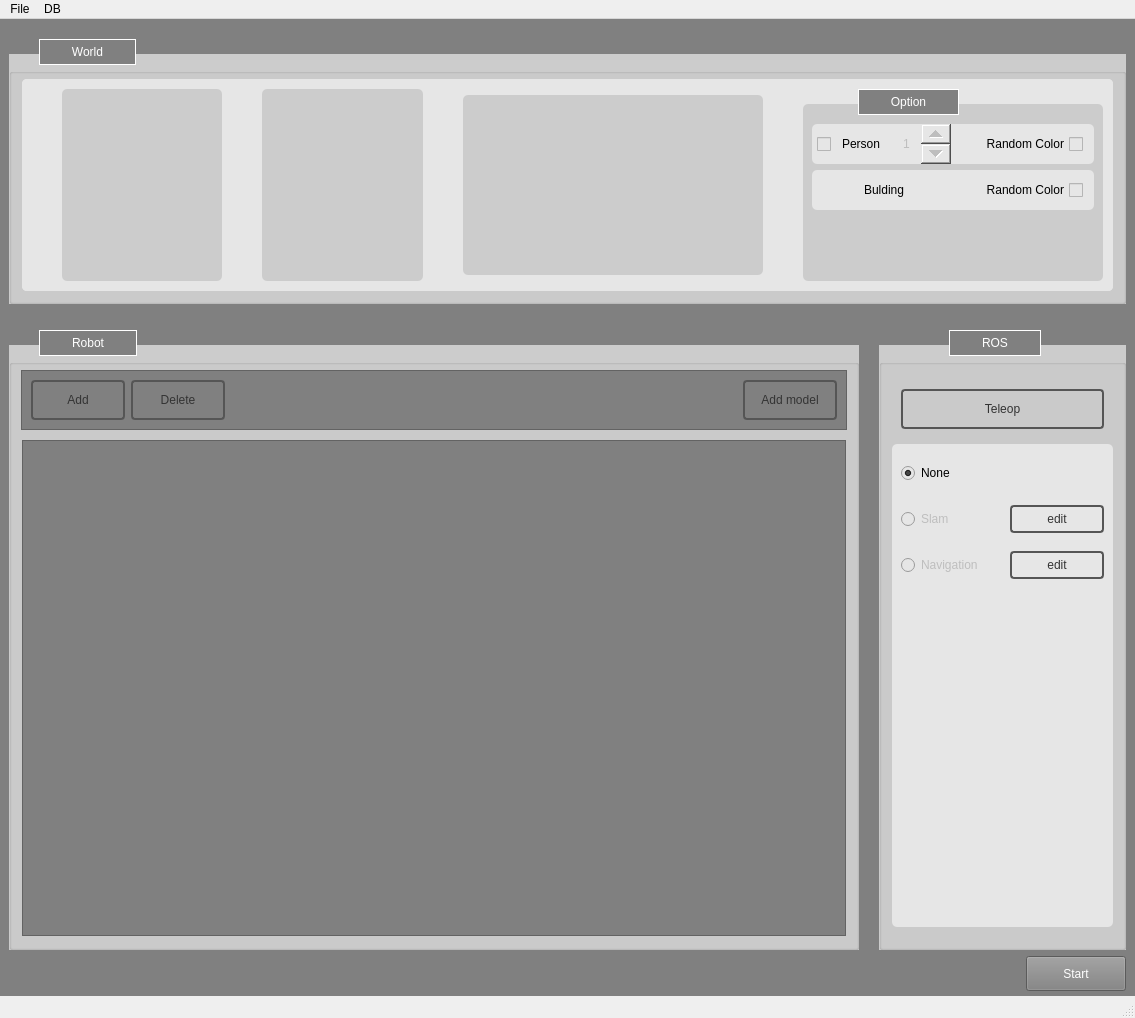
Before: the Qt Designer form code/Multi-Agent-Simulator/main.ui in mhpark-etri/Multi-Agent-Simulator, drawn with Qt 5.
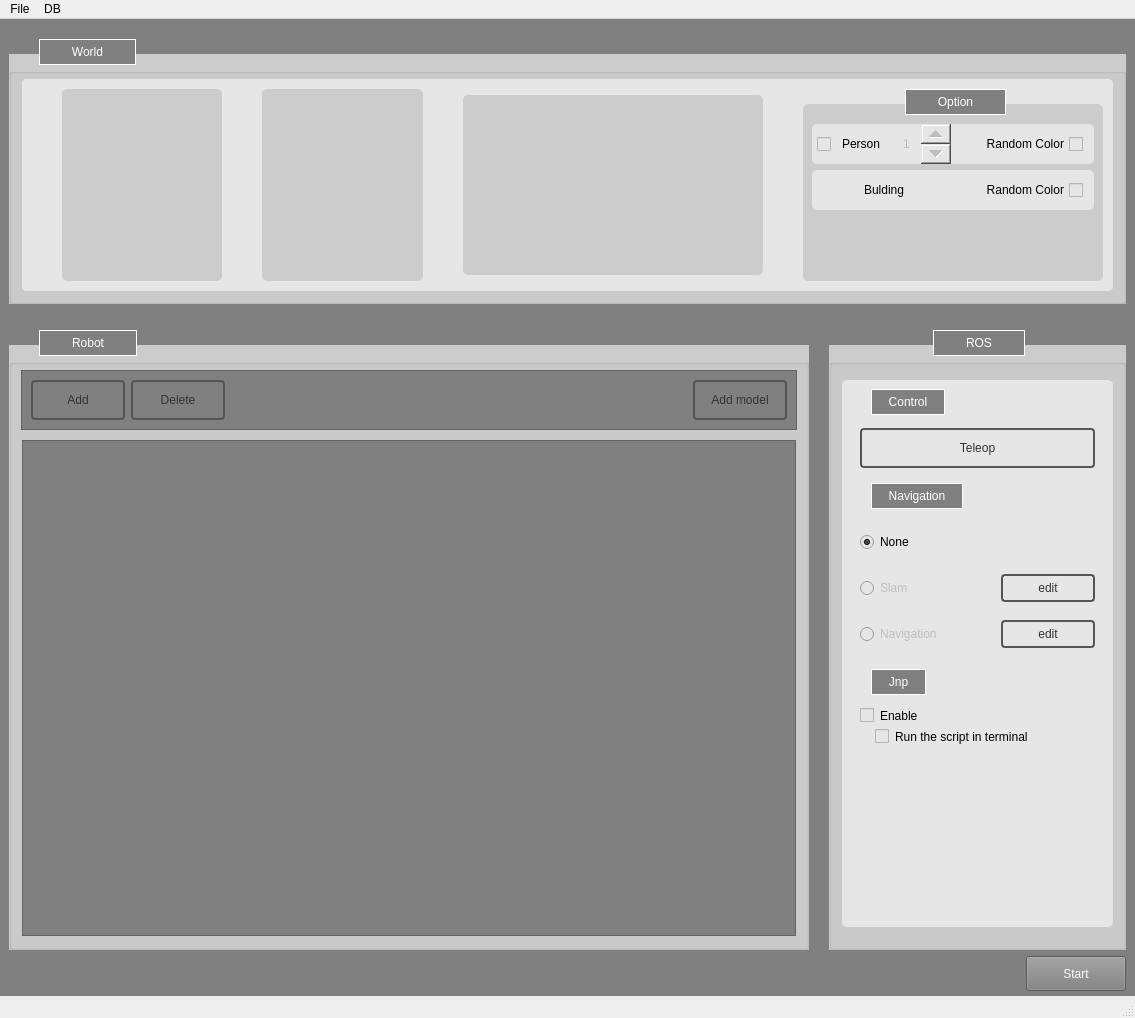
After: the same form once the commit is applied.

```diff
--- a/code/Multi-Agent-Simulator/main.ui
+++ b/code/Multi-Agent-Simulator/main.ui
@@ -53,7 +53,7 @@
      </spacer>
     </item>
     <item>
-     <widget class="QGroupBox" name="groupBox">
+     <widget class="QGroupBox" name="gbWorld">
       <property name="sizePolicy">
        <sizepolicy hsizetype="Preferred" vsizetype="Fixed">
         <horstretch>0</horstretch>
@@ -67,19 +67,20 @@
        </size>
       </property>
       <property name="styleSheet">
-       <string notr="true">QGroupBox{
+       <string notr="true">QGroupBox#gbWorld {
     border: 1px solid 	darkgray;
     background-color: #cccccc;
     margin-top: 15px;
     color: white;
 }
 
-QGroupBox::title {
+QGroupBox#gbWorld::title {
     border: 1px solid white;
+    subcontrol-position: top left;
+	left: 30px;
     background-color: gray;
     padding: 5px 30px 5px 30px;
     top: -15px;
-    left: 30px;
 }</string>
       </property>
       <property name="title">
@@ -257,15 +258,18 @@
 
 QGroupBox::title {
     border: 1px solid white;
+    subcontrol-position: top center;
     background-color: gray;
     padding: 5px 30px 5px 30px;
     top: -15px;
-    left: 55px;
 }</string>
                     </property>
                     <property name="title">
                      <string>Option</string>
                     </property>
+                    <property name="flat">
+                     <bool>false</bool>
+                    </property>
                     <layout class="QVBoxLayout" name="verticalLayout_5">
                      <property name="topMargin">
                       <number>20</number>
@@ -581,7 +585,7 @@
         <number>0</number>
        </property>
        <item>
-        <widget class="QGroupBox" name="groupBox_2">
+        <widget class="QGroupBox" name="gbRobot">
          <property name="enabled">
           <bool>true</bool>
          </property>
@@ -593,7 +597,7 @@
          </property>
          <property name="minimumSize">
           <size>
-           <width>850</width>
+           <width>800</width>
            <height>0</height>
           </size>
          </property>
@@ -601,14 +605,14 @@
           <enum>Qt::LeftToRight</enum>
          </property>
          <property name="styleSheet">
-          <string notr="true">QGroupBox{
+          <string notr="true">QGroupBox#gbRobot{
     border: 1px solid 	darkgray;
     background-color: #cccccc;
     margin-top: 15px;
     color: white;
 }
 
-QGroupBox::title {
+QGroupBox#gbRobot::title {
     border: 1px solid white;
     background-color: gray;
     padding: 5px 30px 5px 30px;
@@ -833,21 +837,21 @@
         </widget>
        </item>
        <item>
-        <widget class="QGroupBox" name="groupBox_4">
+        <widget class="QGroupBox" name="gbRobotROS">
          <property name="styleSheet">
-          <string notr="true">QGroupBox{
+          <string notr="true">QGroupBox#gbRobotROS{
     border: 1px solid 	darkgray;
     background-color: #cccccc;
     margin-top: 15px;
     color: white;
 }
 
-QGroupBox::title {
+QGroupBox#gbRobotROS::title {
     border: 1px solid white;
+    subcontrol-position: top center;
     background-color: gray;
     padding: 5px 30px 5px 30px;
     top: -15px;
-    left: 70px;
 }</string>
          </property>
          <property name="title">
@@ -893,7 +897,7 @@
               <rect>
                <x>0</x>
                <y>0</y>
-               <width>234</width>
+               <width>284</width>
                <height>560</height>
               </rect>
              </property>
@@ -904,59 +908,6 @@
               <property name="leftMargin">
                <number>0</number>
               </property>
-              <item>
-               <layout class="QVBoxLayout" name="verticalLayout_15">
-                <property name="leftMargin">
-                 <number>9</number>
-                </property>
-                <property name="topMargin">
-                 <number>9</number>
-                </property>
-                <property name="rightMargin">
-                 <number>9</number>
-                </property>
-                <property name="bottomMargin">
-                 <number>9</number>
-                </property>
-                <item>
-                 <widget class="QPushButton" name="btnROSTeleop">
-                  <property name="minimumSize">
-                   <size>
-                    <width>94</width>
-                    <height>40</height>
-                   </size>
-                  </property>
-                  <property name="styleSheet">
-                   <string notr="true">QPushButton {
-color: #333;
-border: 2px solid #555;
-border-radius: 4px;
-padding: 5px;
-background: qradialgradient(cx: 0.3, cy: -0.4,
-fx: 0.3, fy: -0.4,
-radius: 1.35, stop: 0 #fff, stop: 1 #888);
-min-width: 80px;
-}
-
-QPushButton:hover {
-background: qradialgradient(cx: 0.3, cy: -0.4,
-fx: 0.3, fy: -0.4,
-radius: 1.35, stop: 0 #fff, stop: 1 #bbb);
-}
-
-QPushButton:pressed {
-background: qradialgradient(cx: 0.4, cy: -0.1,
-fx: 0.4, fy: -0.1,
-radius: 1.35, stop: 0 #fff, stop: 1 #ddd);
-}</string>
-                  </property>
-                  <property name="text">
-                   <string>Teleop</string>
-                  </property>
-                 </widget>
-                </item>
-               </layout>
-              </item>
               <item>
                <widget class="QFrame" name="frame_20">
                 <property name="styleSheet">
@@ -971,6 +922,98 @@
                 </property>
                 <layout class="QVBoxLayout" name="verticalLayout_30">
                  <item>
+                  <widget class="QGroupBox" name="gbRobotROSControl">
+                   <property name="styleSheet">
+                    <string notr="true">QGroupBox#gbRobotROSControl{
+    border: 1px solid 	darkgray;
+    margin-top: 15px;
+	padding-top: 15px;
+    color: white;
+}
+
+QGroupBox#gbRobotROSControl::title {
+    subcontrol-position: top left;
+    border: 1px solid white;
+    background-color: gray;
+    padding: 5px 15px 5px 15px;
+    top: -15px;
+	left: 20px;
+}</string>
+                   </property>
+                   <property name="title">
+                    <string>Control</string>
+                   </property>
+                   <layout class="QVBoxLayout" name="verticalLayout_6">
+                    <item>
+                     <layout class="QVBoxLayout" name="verticalLayout_8">
+                      <item>
+                       <widget class="QPushButton" name="btnROSTeleop">
+                        <property name="minimumSize">
+                         <size>
+                          <width>94</width>
+                          <height>40</height>
+                         </size>
+                        </property>
+                        <property name="styleSheet">
+                         <string notr="true">QPushButton {
+color: #333;
+border: 2px solid #555;
+border-radius: 4px;
+padding: 5px;
+background: qradialgradient(cx: 0.3, cy: -0.4,
+fx: 0.3, fy: -0.4,
+radius: 1.35, stop: 0 #fff, stop: 1 #888);
+min-width: 80px;
+}
+
+QPushButton:hover {
+background: qradialgradient(cx: 0.3, cy: -0.4,
+fx: 0.3, fy: -0.4,
+radius: 1.35, stop: 0 #fff, stop: 1 #bbb);
+}
+
+QPushButton:pressed {
+background: qradialgradient(cx: 0.4, cy: -0.1,
+fx: 0.4, fy: -0.1,
+radius: 1.35, stop: 0 #fff, stop: 1 #ddd);
+}</string>
+                        </property>
+                        <property name="text">
+                         <string>Teleop</string>
+                        </property>
+                       </widget>
+                      </item>
+                     </layout>
+                    </item>
+                   </layout>
+                  </widget>
+                 </item>
+                 <item>
+                  <widget class="QGroupBox" name="gbRobotROSNavigation">
+                   <property name="styleSheet">
+                    <string notr="true">QGroupBox#gbRobotROSNavigation{
+    border: 1px solid 	darkgray;
+    margin-top: 15px;
+	padding-top: 15px;
+    color: white;
+}
+
+QGroupBox#gbRobotROSNavigation::title {
+    subcontrol-position: top left;
+    border: 1px solid white;
+    background-color: gray;
+    padding: 5px 15px 5px 15px;
+    top: -15px;
+	left: 20px;
+}</string>
+                   </property>
+                   <property name="title">
+                    <string>Navigation</string>
+                   </property>
+                   <layout class="QVBoxLayout" name="verticalLayout_10">
+                    <item>
+                     <layout class="QVBoxLayout" name="verticalLayout_9">
+                      <item>
                   <layout class="QHBoxLayout" name="horizontalLayout_9">
                    <item>
                     <widget class="QRadioButton" name="rbROSNone">
@@ -1121,6 +1164,101 @@
                     </widget>
                    </item>
                   </layout>
+                      </item>
+                     </layout>
+                    </item>
+                   </layout>
+                  </widget>
+                 </item>
+                 <item>
+                  <widget class="QGroupBox" name="gbRobotROSJnp">
+                   <property name="styleSheet">
+                    <string notr="true">QGroupBox#gbRobotROSJnp{
+    border: 1px solid 	darkgray;
+    margin-top: 15px;
+	padding-top: 15px;
+    color: white;
+}
+
+QGroupBox#gbRobotROSJnp::title {
+    subcontrol-position: top left;
+    border: 1px solid white;
+    background-color: gray;
+    padding: 5px 15px 5px 15px;
+    top: -15px;
+	left: 20px;
+}</string>
+                   </property>
+                   <property name="title">
+                    <string>Jnp</string>
+                   </property>
+                   <property name="checkable">
+                    <bool>false</bool>
+                   </property>
+                   <property name="checked">
+                    <bool>false</bool>
+                   </property>
+                   <layout class="QVBoxLayout" name="verticalLayout_12">
+                    <item>
+                     <layout class="QVBoxLayout" name="verticalLayout_11">
+                      <item>
+                       <widget class="QCheckBox" name="cbROSJnpOptionsEnable">
+                        <property name="enabled">
+                         <bool>true</bool>
+                        </property>
+                        <property name="text">
+                         <string>Enable</string>
+                        </property>
+                        <property name="checkable">
+                         <bool>true</bool>
+                        </property>
+                        <property name="checked">
+                         <bool>false</bool>
+                        </property>
+                       </widget>
+                      </item>
+                      <item>
+                       <widget class="QFrame" name="frmROSJnpOptions">
+                        <property name="frameShape">
+                         <enum>QFrame::StyledPanel</enum>
+                        </property>
+                        <property name="frameShadow">
+                         <enum>QFrame::Raised</enum>
+                        </property>
+                        <layout class="QVBoxLayout" name="verticalLayout_15">
+                         <property name="leftMargin">
+                          <number>0</number>
+                         </property>
+                         <property name="topMargin">
+                          <number>0</number>
+                         </property>
+                         <property name="rightMargin">
+                          <number>0</number>
+                         </property>
+                         <property name="bottomMargin">
+                          <number>0</number>
+                         </property>
+                         <item>
+                          <layout class="QVBoxLayout" name="verticalLayout_14">
+                           <property name="leftMargin">
+                            <number>15</number>
+                           </property>
+                           <item>
+                            <widget class="QCheckBox" name="cbROSJnpOptionTerminal">
+                             <property name="text">
+                              <string>Run the script in terminal</string>
+                             </property>
+                            </widget>
+                           </item>
+                          </layout>
+                         </item>
+                        </layout>
+                       </widget>
+                      </item>
+                     </layout>
+                    </item>
+                   </layout>
+                  </widget>
                  </item>
                  <item>
                   <spacer name="verticalSpacer_3">
```
Lines whose indentation alone changed are shown as unchanged.
